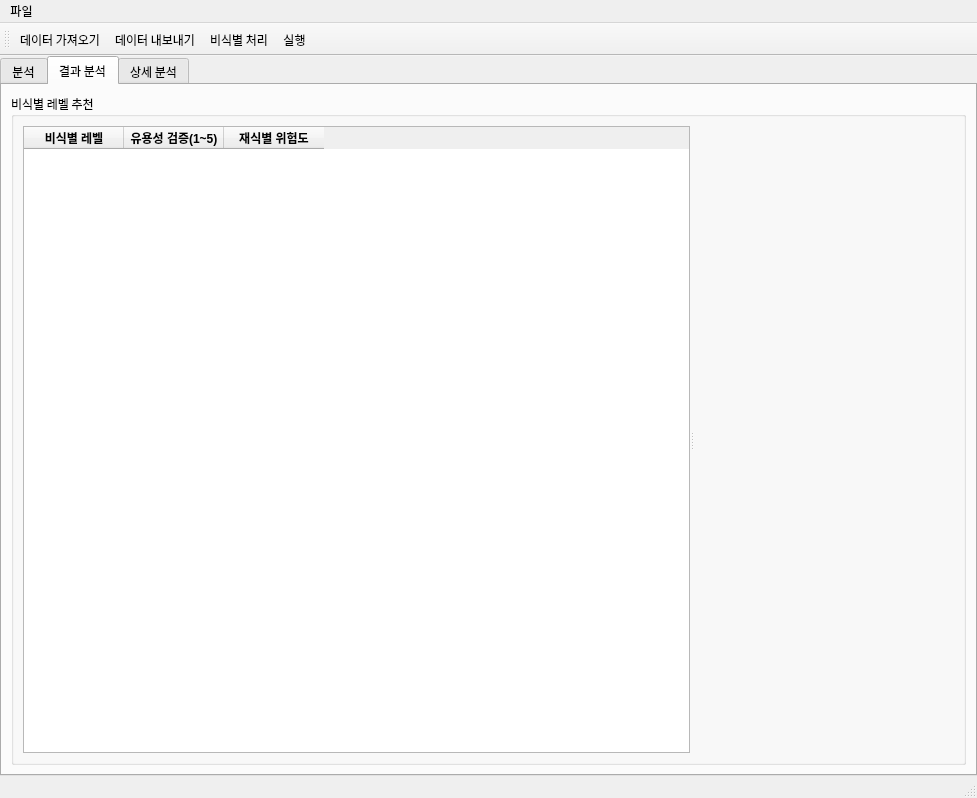
First picture: the form in UI/NonIdentifierUI.ui, repository jihye1996/Automated-De-Identification, before the edit.
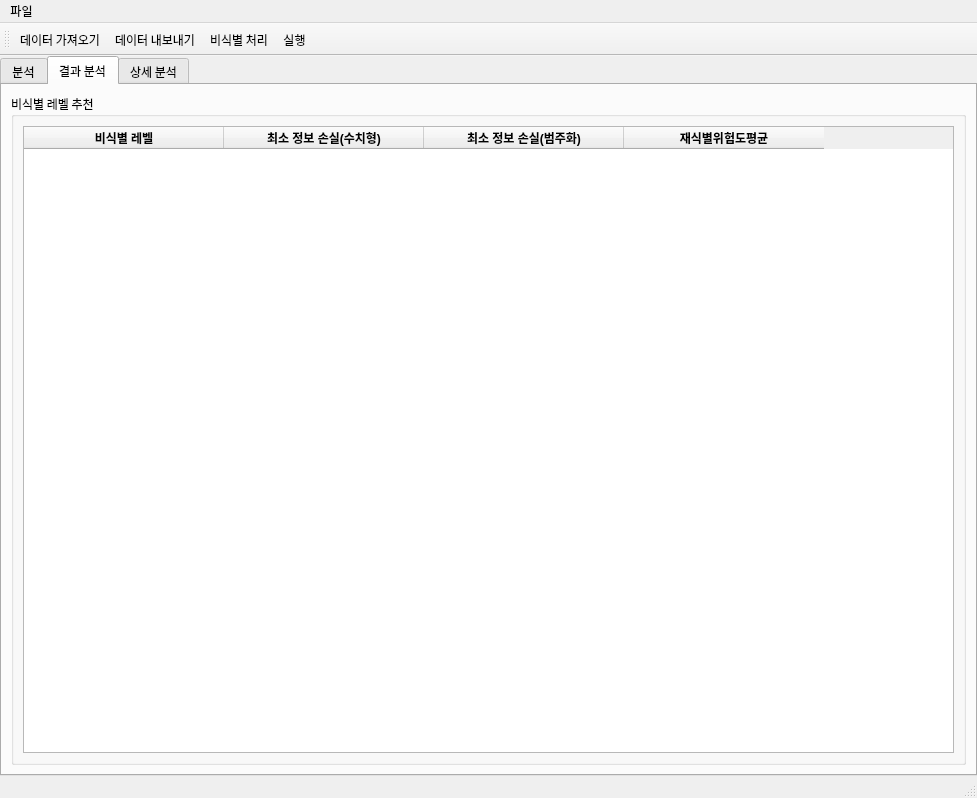
Second picture: the form after the edit. The open tabs and pages were chosen to show the change. Icons and pictures are not drawn. Custom widgets are drawn as their Qt base class.

```diff
--- a/UI/NonIdentifierUI.ui
+++ b/UI/NonIdentifierUI.ui
@@ -459,12 +459,21 @@
            <string>비식별 레벨 추천</string>
           </property>
           <layout class="QGridLayout" name="gridLayout_14">
-           <item row="1" column="1">
+           <item row="0" column="1">
             <widget class="QSplitter" name="splitter_9">
              <property name="orientation">
               <enum>Qt::Horizontal</enum>
              </property>
-             <widget class="QTableWidget" name="de_level_re_risk">
+             <widget class="QTableWidget" name="analysis_result">
+              <property name="sizeAdjustPolicy">
+               <enum>QAbstractScrollArea::AdjustToContents</enum>
+              </property>
+              <property name="editTriggers">
+               <set>QAbstractItemView::DoubleClicked</set>
+              </property>
+              <attribute name="horizontalHeaderDefaultSectionSize">
+               <number>200</number>
+              </attribute>
               <column>
                <property name="text">
                 <string>비식별 레벨</string>
@@ -478,7 +487,7 @@
               </column>
               <column>
                <property name="text">
-                <string>유용성 검증(1~5)</string>
+                <string>최소 정보 손실(수치형)</string>
                </property>
                <property name="font">
                 <font>
@@ -489,7 +498,7 @@
               </column>
               <column>
                <property name="text">
-                <string>재식별 위험도</string>
+                <string>최소 정보 손실(범주화)</string>
                </property>
                <property name="font">
                 <font>
@@ -498,11 +507,17 @@
                 </font>
                </property>
               </column>
-             </widget>
-             <widget class="MplWidget" name="inputGraph_3" native="true">
-              <property name="enabled">
-               <bool>true</bool>
-              </property>
+              <column>
+               <property name="text">
+                <string>재식별위험도평균</string>
+               </property>
+               <property name="font">
+                <font>
+                 <weight>75</weight>
+                 <bold>true</bold>
+                </font>
+               </property>
+              </column>
              </widget>
             </widget>
            </item>
```
Left out of the diff: 2 changed lines with no effect on the pictures.
